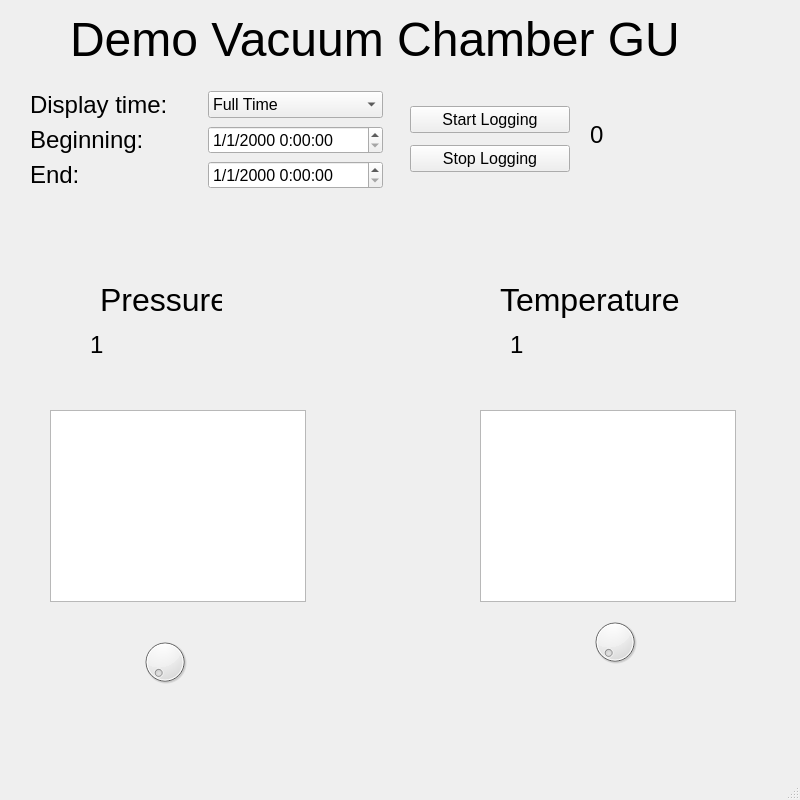
Old version of the form TVC-GUI-UI.ui in the repository Coasternaut/ThermalVacuumChamberGUI.
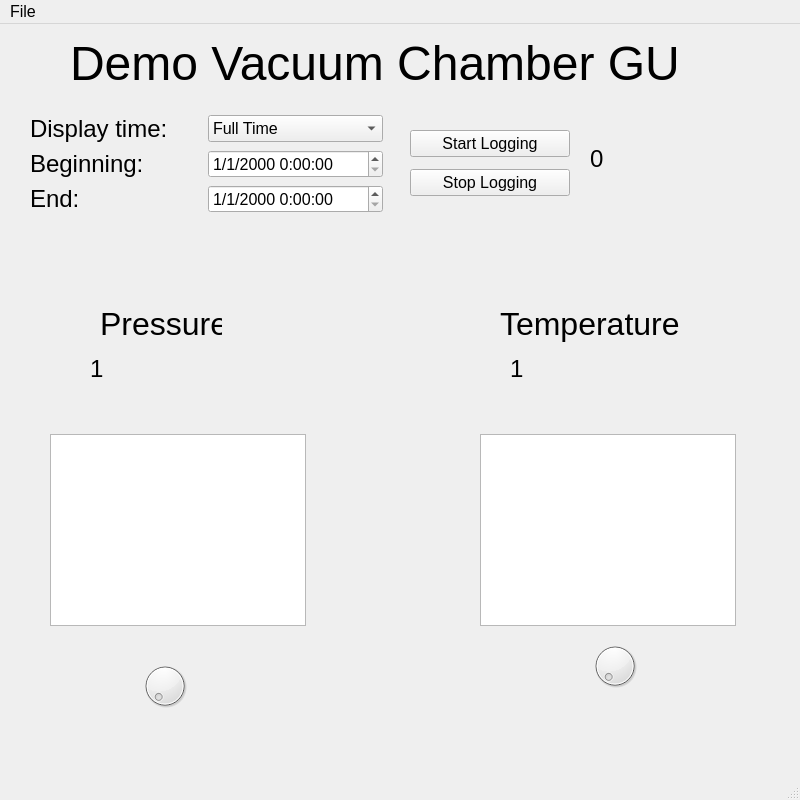
New version of the form. Custom widgets are drawn as their Qt base class.

Commit message: saves data to csv

```diff
--- a/TVC-GUI-UI.ui
+++ b/TVC-GUI-UI.ui
@@ -345,6 +345,14 @@
      <height>27</height>
     </rect>
    </property>
+   <widget class="QMenu" name="menuFile">
+    <property name="title">
+     <string>File</string>
+    </property>
+    <addaction name="actionOpen"/>
+    <addaction name="actionSave"/>
+   </widget>
+   <addaction name="menuFile"/>
   </widget>
   <widget class="QStatusBar" name="statusbar"/>
  </widget>
```
Left out of the diff: 16 changed lines with no effect on the pictures. The commit also changes 2 other files.
